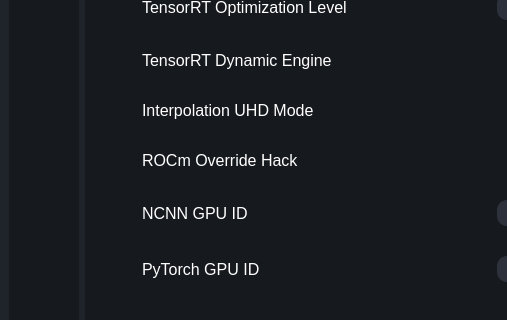
Qt form testRVEInterface.ui (gokulmc/enhance_crop) before a commit; both pictures show x 0 to 507 and y 170 to 490 of the 873 by 586 pixel window.
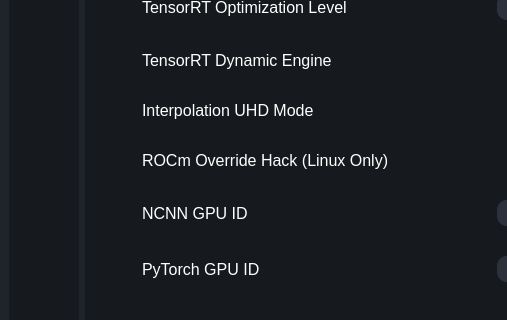
The same form after that commit. The open tabs and pages were chosen to show the change. Icons and pictures are not drawn.

Commit message: prepare for rocm windows

```diff
--- a/testRVEInterface.ui
+++ b/testRVEInterface.ui
@@ -5049,7 +5049,7 @@
                               </font>
                              </property>
                              <property name="text">
-                              <string>ROCm Override Hack</string>
+                              <string>ROCm Override Hack (Linux Only) </string>
                              </property>
                             </widget>
                            </item>
```
The commit also changes 4 other files.
